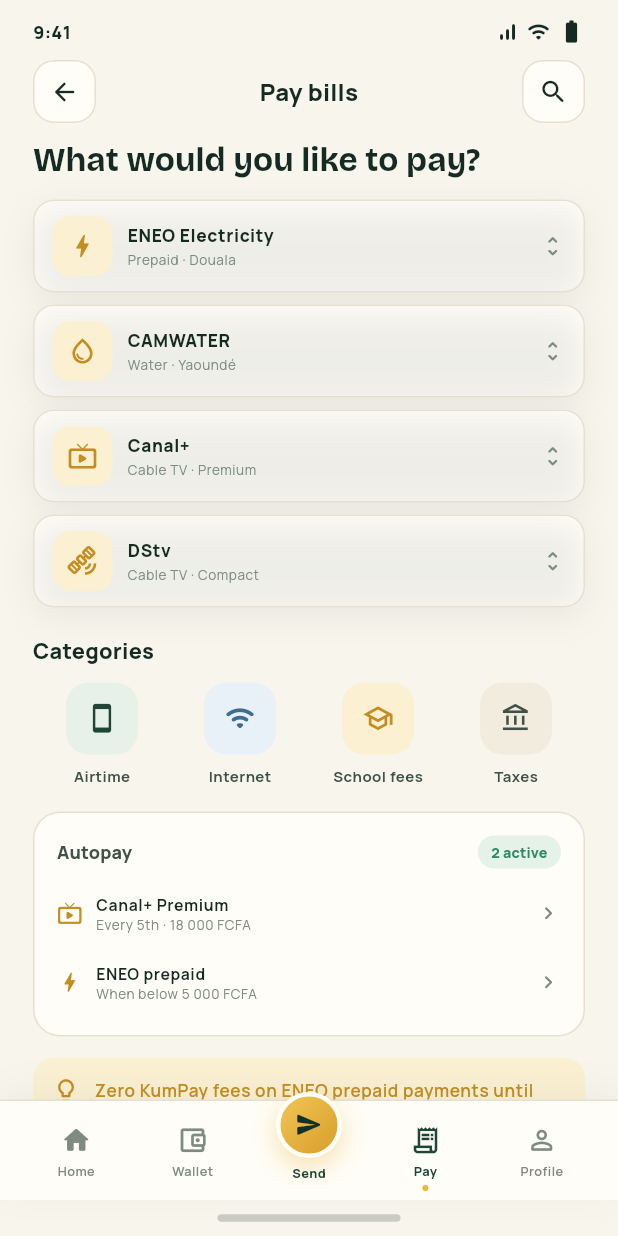
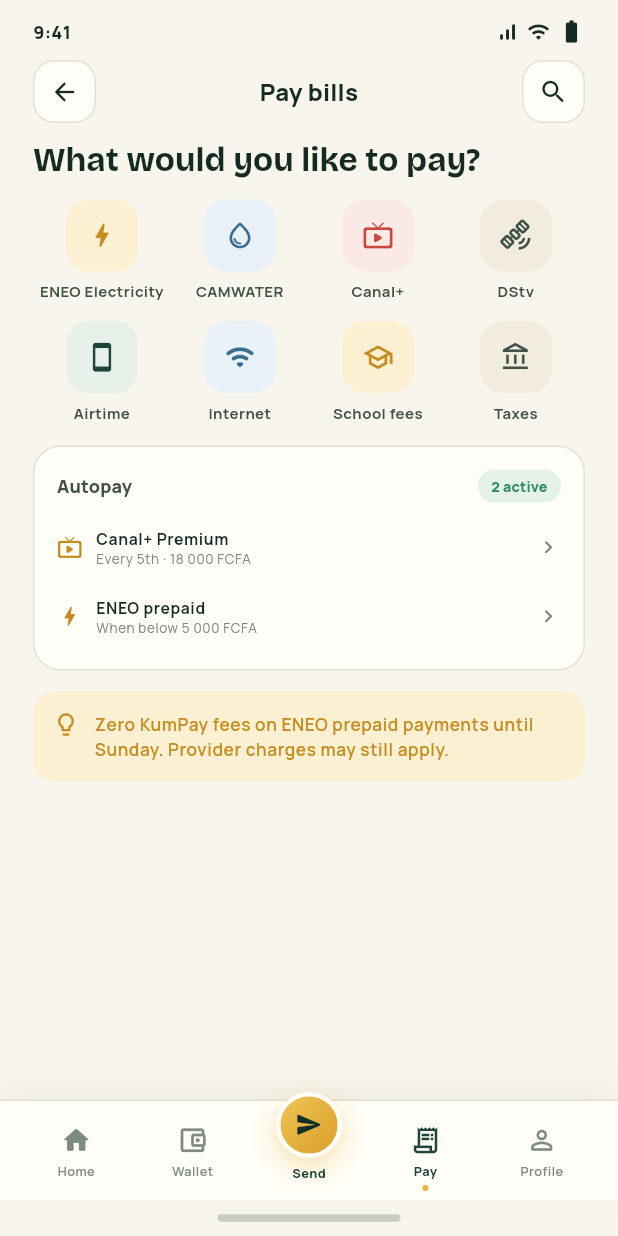
Before and after one commit to riggsman/kumpay-app, a Flutter app: the BillsScreen widget shown alone on an empty page, opened directly, on a phone screen of 412 x 824 dp. Run offline on Flutter 3.47's test engine with Material 3 defaults, Android fonts, the phone set to English and light mode, and no system bars; our stand-ins replace file_picker, firebase_core, firebase_messaging, flutter_secure_storage, google_fonts; accounts and stored records are empty; network calls fail.

Commit message:
Show ENEO as a compact tile with the other billers.
ENEO Electricity used a full-width row. It now sits in the same four-across tile grid as Internet and School fees, and still opens the payment screen.

Co-authored-by: riggsman <riggsman@users.noreply.github.com>

```diff
--- a/lib/screens/bills/bills_screen.dart
+++ b/lib/screens/bills/bills_screen.dart
@@ -38,6 +38,23 @@ class BillsScreen extends StatelessWidget {
         ? (FeatureFlagsScope.maybeOf(context)?.snapshot.services ??
             const <PlatformService>[])
         : const <PlatformService>[];
+    final payTiles = <Widget>[
+      if (billsOn)
+        for (final bill in visibleBills)
+          KpServiceTile(
+            label: bill.name,
+            icon: bill.icon,
+            tone: _billTone(bill.id),
+            maxLines: 2,
+            onTap: () => kpOpen(
+              context,
+              BillPayScreen(bill: bill),
+              title: 'Pay ${bill.name}',
+              step: 28,
+            ),
+          ),
+      if (!signedIn && billsOn) ..._categoryTiles(context),
+    ];
     return KpPage(
       bottomNav: kpAppNav(context, active: KpTab.pay),
       header: KpSimpleHeader(
@@ -71,70 +88,16 @@ class BillsScreen extends StatelessWidget {
           const SizedBox(height: 8),
         ],
         if (billsOn && signedIn && schoolsOn) const _LiveBillers(),
-        if (billsOn)
-          for (final bill in visibleBills) ...[
-            KpBillerChip(
-              bill: bill,
-              onTap: () => kpOpen(
-                context,
-                BillPayScreen(bill: bill),
-                title: 'Pay ${bill.name}',
-                step: 28,
-              ),
-            ),
-            const SizedBox(height: 8),
-          ],
-        if (billsOn && signedIn && schoolsOn) ...[
-          const SizedBox(height: 14),
+        if (payTiles.isNotEmpty) ...[
+          _ServiceGrid(tiles: payTiles),
+          const SizedBox(height: 16),
+        ],
+        if (billsOn && signedIn && schoolsOn)
           const KpTip(
             tone: KpTipTone.gold,
             child: Text('School fees are paid from your KumPay wallet.'),
           ),
-        ],
         if (!signedIn && billsOn) ...[
-          const SizedBox(height: 10),
-          const KpSectionHeader(title: 'Categories'),
-          const SizedBox(height: 10),
-          Row(
-            children: [
-              if (FeatureFlagsScope.enabled(context, AppFeature.airtime))
-                Expanded(
-                  child: KpServiceTile(
-                    label: 'Airtime',
-                    icon: Icons.smartphone_rounded,
-                    onTap: () => _soon(context, 'Airtime top-up'),
-                  ),
-                ),
-              if (FeatureFlagsScope.enabled(context, AppFeature.internet))
-                Expanded(
-                  child: KpServiceTile(
-                    label: 'Internet',
-                    icon: Icons.wifi_rounded,
-                    tone: KpServiceTone.info,
-                    onTap: () => _soon(context, 'Internet bundles'),
-                  ),
-                ),
-              if (FeatureFlagsScope.enabled(context, AppFeature.schoolFees))
-                Expanded(
-                  child: KpServiceTile(
-                    label: 'School fees',
-                    icon: Icons.school_outlined,
-                    tone: KpServiceTone.gold,
-                    onTap: () => _soon(context, 'School fees'),
-                  ),
-                ),
-              if (FeatureFlagsScope.enabled(context, AppFeature.taxes))
-                Expanded(
-                  child: KpServiceTile(
-                    label: 'Taxes',
-                    icon: Icons.account_balance_outlined,
-                    tone: KpServiceTone.neutral,
-                    onTap: () => _soon(context, 'Tax payments'),
-                  ),
-                ),
-            ],
-          ),
-          const SizedBox(height: 16),
           if (_billOn(context, demoBills[0]) || _billOn(context, demoBills[2]))
             Container(
               padding: const EdgeInsets.all(15),
@@ -217,6 +180,48 @@ class BillsScreen extends StatelessWidget {
     return FeatureFlagsScope.enabled(context, feature);
   }
 
+  KpServiceTone _billTone(String id) {
+    return switch (id) {
+      'eneo' => KpServiceTone.gold,
+      'camwater' => KpServiceTone.info,
+      'canal' => KpServiceTone.rose,
+      _ => KpServiceTone.neutral,
+    };
+  }
+
+  List<Widget> _categoryTiles(BuildContext context) {
+    return [
+      if (FeatureFlagsScope.enabled(context, AppFeature.airtime))
+        KpServiceTile(
+          label: 'Airtime',
+          icon: Icons.smartphone_rounded,
+          onTap: () => _soon(context, 'Airtime top-up'),
+        ),
+      if (FeatureFlagsScope.enabled(context, AppFeature.internet))
+        KpServiceTile(
+          label: 'Internet',
+          icon: Icons.wifi_rounded,
+          tone: KpServiceTone.info,
+          onTap: () => _soon(context, 'Internet bundles'),
+        ),
+      if (FeatureFlagsScope.enabled(context, AppFeature.schoolFees))
+        KpServiceTile(
+          label: 'School fees',
+          icon: Icons.school_outlined,
+          tone: KpServiceTone.gold,
+          maxLines: 2,
+          onTap: () => _soon(context, 'School fees'),
+        ),
+      if (FeatureFlagsScope.enabled(context, AppFeature.taxes))
+        KpServiceTile(
+          label: 'Taxes',
+          icon: Icons.account_balance_outlined,
+          tone: KpServiceTone.neutral,
+          onTap: () => _soon(context, 'Tax payments'),
+        ),
+    ];
+  }
+
   void _soon(BuildContext context, String label) {
     ScaffoldMessenger.of(context).showSnackBar(
       SnackBar(
@@ -225,6 +230,36 @@ class BillsScreen extends StatelessWidget {
         backgroundColor: KpColors.primary,
       ),
     );
+  }
+}
+
+/// Four compact actions per row, the same shape as Internet and School fees.
+class _ServiceGrid extends StatelessWidget {
+  const _ServiceGrid({required this.tiles});
+
+  final List<Widget> tiles;
+
+  static const _columns = 4;
+
+  @override
+  Widget build(BuildContext context) {
+    final rows = <Widget>[];
+    for (var i = 0; i < tiles.length; i += _columns) {
+      final end = i + _columns > tiles.length ? tiles.length : i + _columns;
+      final slice = tiles.sublist(i, end);
+      if (rows.isNotEmpty) rows.add(const SizedBox(height: 14));
+      rows.add(
+        Row(
+          crossAxisAlignment: CrossAxisAlignment.start,
+          children: [
+            for (final tile in slice) Expanded(child: tile),
+            for (var n = slice.length; n < _columns; n++)
+              const Expanded(child: SizedBox.shrink()),
+          ],
+        ),
+      );
+    }
+    return Column(children: rows);
   }
 }
 
--- a/lib/widgets/kp_controls.dart
+++ b/lib/widgets/kp_controls.dart
@@ -867,12 +867,14 @@ class KpServiceTile extends StatelessWidget {
     required this.label,
     required this.icon,
     this.tone = KpServiceTone.green,
+    this.maxLines = 1,
     this.onTap,
   });
 
   final String label;
   final IconData icon;
   final KpServiceTone tone;
+  final int maxLines;
   final VoidCallback? onTap;
 
   @override
@@ -903,12 +905,14 @@ class KpServiceTile extends StatelessWidget {
           const SizedBox(height: 7),
           Text(
             label,
-            maxLines: 1,
+            maxLines: maxLines,
             overflow: TextOverflow.ellipsis,
+            textAlign: TextAlign.center,
             style: Theme.of(context).textTheme.labelSmall?.copyWith(
                   color: KpColors.ink2,
                   fontWeight: FontWeight.w700,
                   fontSize: 10,
+                  height: 1.15,
                 ),
           ),
         ],
```
Also changed, not shown: 1 other file.
